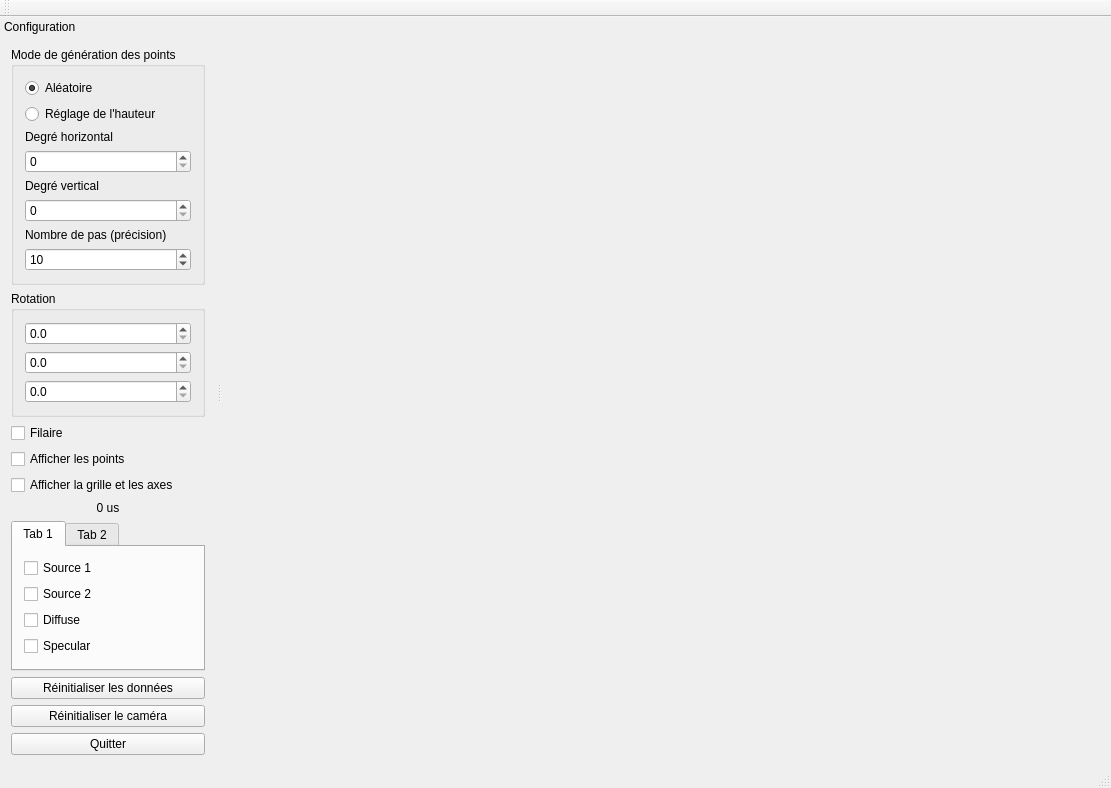
Above: Maths5ABezierQuaternions/form/maths5a_bezierquaternions.ui from PrLayton/BezierSurfacesAndQuaternions before the change. Below: the same form after it.
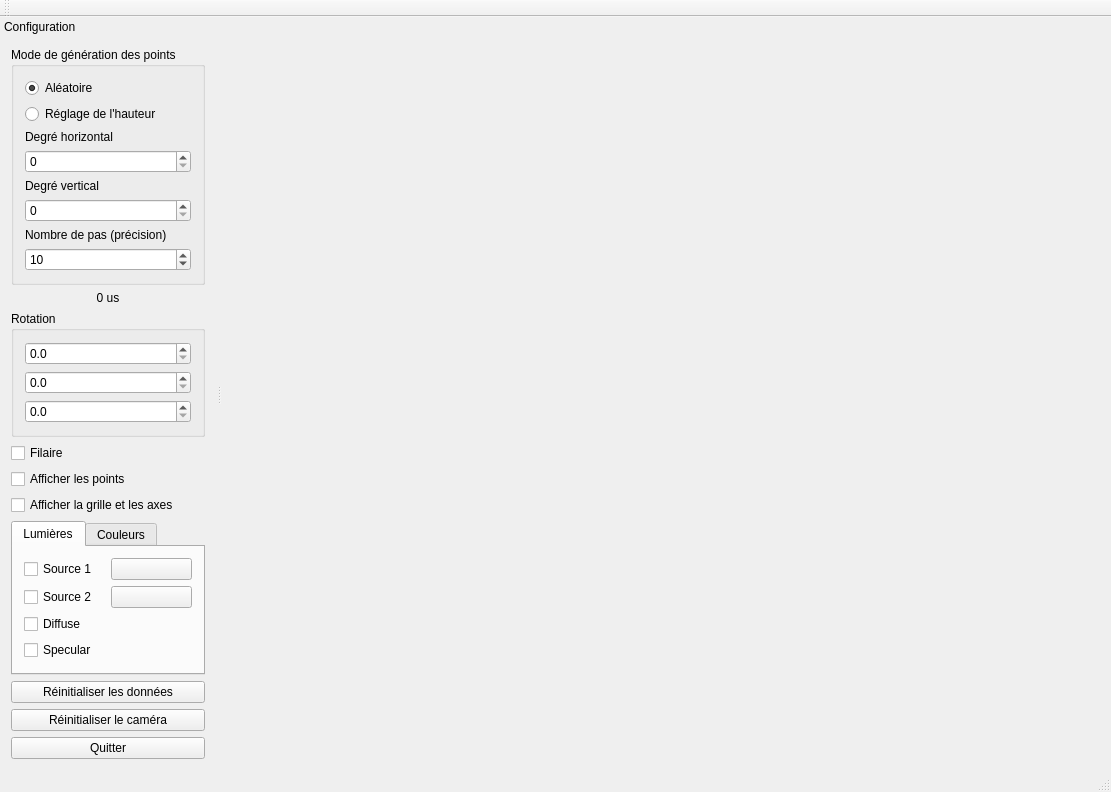
That is the form after the change.

Commit message: Ajouter le choix des couleurs, ajouter la structure pour gérer les lights.

```diff
--- a/Maths5ABezierQuaternions/form/maths5a_bezierquaternions.ui
+++ b/Maths5ABezierQuaternions/form/maths5a_bezierquaternions.ui
@@ -7,7 +7,7 @@
     <x>0</x>
     <y>0</y>
     <width>1111</width>
-    <height>722</height>
+    <height>740</height>
    </rect>
   </property>
   <property name="windowTitle">
@@ -137,6 +137,16 @@
        </layout>
       </widget>
      </item>
+     <item>
+      <widget class="QLabel" name="laTimeCalcSurface">
+       <property name="text">
+        <string>0 us</string>
+       </property>
+       <property name="alignment">
+        <set>Qt::AlignCenter</set>
+       </property>
+      </widget>
+     </item>
      <item>
       <widget class="QGroupBox" name="groupRotation">
        <property name="title">
@@ -206,48 +216,58 @@
        </property>
       </widget>
      </item>
-     <item>
-      <widget class="QLabel" name="laTimeCalcSurface">
-       <property name="text">
-        <string>0 us</string>
-       </property>
-       <property name="alignment">
-        <set>Qt::AlignCenter</set>
-       </property>
-      </widget>
-     </item>
      <item>
       <widget class="QTabWidget" name="tabWidget">
-       <widget class="QWidget" name="tab">
+       <property name="currentIndex">
+        <number>0</number>
+       </property>
+       <widget class="QWidget" name="tabLight">
         <attribute name="title">
-         <string>Tab 1</string>
+         <string>Lumières</string>
         </attribute>
-        <layout class="QVBoxLayout" name="verticalLayout_4">
-         <item>
-          <widget class="QCheckBox" name="checkBox_0">
+        <layout class="QGridLayout" name="gridLayout">
+         <item row="0" column="0">
+          <widget class="QCheckBox" name="cbLight1">
            <property name="text">
             <string>Source 1</string>
            </property>
           </widget>
          </item>
-         <item>
-          <widget class="QCheckBox" name="checkBox_1">
+         <item row="3" column="0">
+          <widget class="QCheckBox" name="cbSpecular">
+           <property name="text">
+            <string>Specular</string>
+           </property>
+          </widget>
+         </item>
+         <item row="1" column="0">
+          <widget class="QCheckBox" name="cbLight2">
            <property name="text">
             <string>Source 2</string>
            </property>
           </widget>
          </item>
-         <item>
-          <widget class="QCheckBox" name="checkBox_2">
+         <item row="2" column="0">
+          <widget class="QCheckBox" name="cbDiffuse">
            <property name="text">
             <string>Diffuse</string>
            </property>
           </widget>
          </item>
-         <item>
-          <widget class="QCheckBox" name="checkBox_3">
+         <item row="1" column="1">
+          <widget class="QPushButton" name="bColorS2">
+           <property name="layoutDirection">
+            <enum>Qt::LeftToRight</enum>
+           </property>
            <property name="text">
-            <string>Specular</string>
+            <string/>
+           </property>
+          </widget>
+         </item>
+         <item row="0" column="1">
+          <widget class="QPushButton" name="bColorS1">
+           <property name="text">
+            <string/>
            </property>
           </widget>
          </item>
@@ -255,7 +275,7 @@
        </widget>
        <widget class="QWidget" name="tab_2">
         <attribute name="title">
-         <string>Tab 2</string>
+         <string>Couleurs</string>
         </attribute>
        </widget>
       </widget>
```
Left out of the diff: 2 changed lines with no effect on the pictures. The commit also changes 7 other files.
